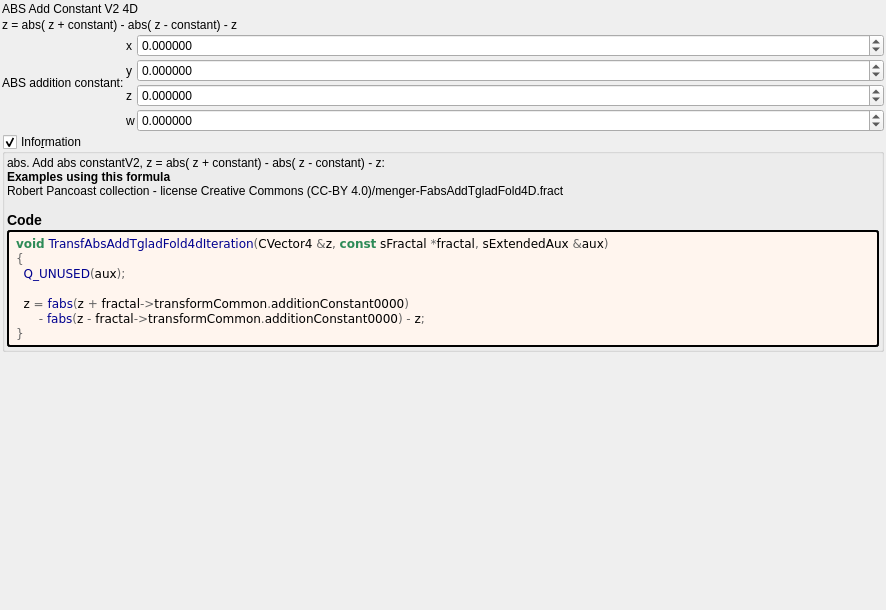
Above: mandelbulber2/formula/ui/transf_abs_add_tglad_fold4d.ui from buddhi1980/mandelbulber2 before the change. Below: the same form after it.
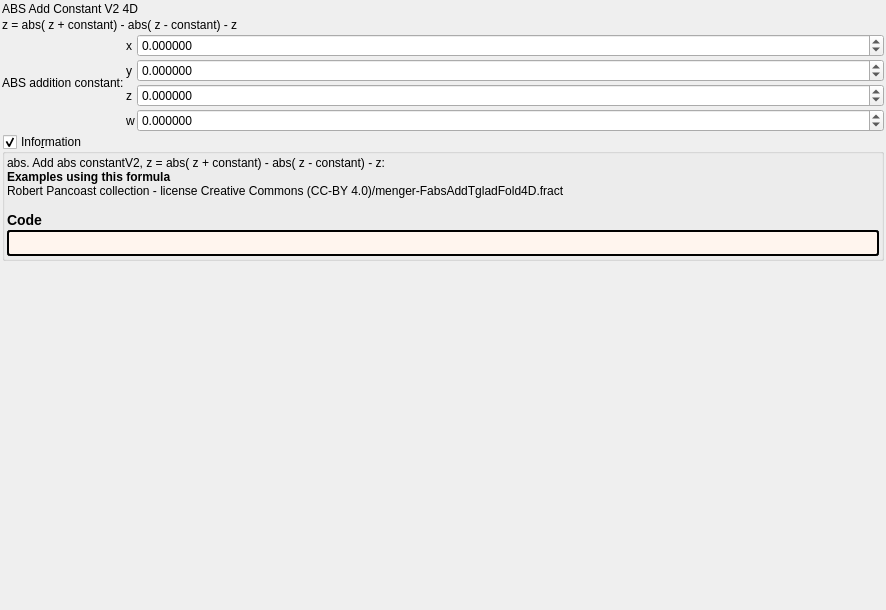
That is the form after the change. Custom widgets are drawn as their Qt base class.

The edit to the form file:
```diff
--- a/mandelbulber2/formula/ui/transf_abs_add_tglad_fold4d.ui
+++ b/mandelbulber2/formula/ui/transf_abs_add_tglad_fold4d.ui
@@ -239,16 +239,7 @@
          <string notr="true">border-style: outset; border-width: 2px; border-radius: 3px; border-color: black; background-color: #fff5ee; padding: 4px;</string>
         </property>
         <property name="text">
-         <string notr="true">&lt;body style=&quot;background-color:#fff5ee&quot;&gt;
-&lt;pre style=&quot;color:#000000; background-color:#fff5ee;  font-family:'Courier New',monospace;&quot;&gt;&lt;span style=&quot;color:#2e8b57; font-weight:bold&quot;&gt;void&lt;/span&gt; &lt;span style=&quot;color:#00008f&quot;&gt;TransfAbsAddTgladFold4dIteration&lt;/span&gt;&lt;span style=&quot;color:#676767&quot;&gt;(&lt;/span&gt;CVector4 &lt;span style=&quot;color:#676767&quot;&gt;&amp;amp;&lt;/span&gt;z&lt;span style=&quot;color:#676767&quot;&gt;,&lt;/span&gt; &lt;span style=&quot;color:#2e8b57; font-weight:bold&quot;&gt;const&lt;/span&gt; sFractal &lt;span style=&quot;color:#676767&quot;&gt;*&lt;/span&gt;fractal&lt;span style=&quot;color:#676767&quot;&gt;,&lt;/span&gt; sExtendedAux &lt;span style=&quot;color:#676767&quot;&gt;&amp;amp;&lt;/span&gt;aux&lt;span style=&quot;color:#676767&quot;&gt;)&lt;/span&gt;
-&lt;span style=&quot;color:#676767&quot;&gt;{&lt;/span&gt;
-  &lt;span style=&quot;color:#00008f&quot;&gt;Q_UNUSED&lt;/span&gt;&lt;span style=&quot;color:#676767&quot;&gt;(&lt;/span&gt;aux&lt;span style=&quot;color:#676767&quot;&gt;);&lt;/span&gt;
-
-  z &lt;span style=&quot;color:#676767&quot;&gt;=&lt;/span&gt; &lt;span style=&quot;color:#00008f&quot;&gt;fabs&lt;/span&gt;&lt;span style=&quot;color:#676767&quot;&gt;(&lt;/span&gt;z &lt;span style=&quot;color:#676767&quot;&gt;+&lt;/span&gt; fractal&lt;span style=&quot;color:#676767&quot;&gt;-&amp;gt;&lt;/span&gt;transformCommon&lt;span style=&quot;color:#676767&quot;&gt;.&lt;/span&gt;additionConstant0000&lt;span style=&quot;color:#676767&quot;&gt;)&lt;/span&gt;
-      &lt;span style=&quot;color:#676767&quot;&gt;-&lt;/span&gt; &lt;span style=&quot;color:#00008f&quot;&gt;fabs&lt;/span&gt;&lt;span style=&quot;color:#676767&quot;&gt;(&lt;/span&gt;z &lt;span style=&quot;color:#676767&quot;&gt;-&lt;/span&gt; fractal&lt;span style=&quot;color:#676767&quot;&gt;-&amp;gt;&lt;/span&gt;transformCommon&lt;span style=&quot;color:#676767&quot;&gt;.&lt;/span&gt;additionConstant0000&lt;span style=&quot;color:#676767&quot;&gt;) -&lt;/span&gt; z&lt;span style=&quot;color:#676767&quot;&gt;;&lt;/span&gt;
-&lt;span style=&quot;color:#676767&quot;&gt;}&lt;/span&gt;
-&lt;/pre&gt;
-&lt;/body&gt;</string>
+         <string notr="true"></string>
         </property>
         <property name="wordWrap">
          <bool>true</bool>
```
